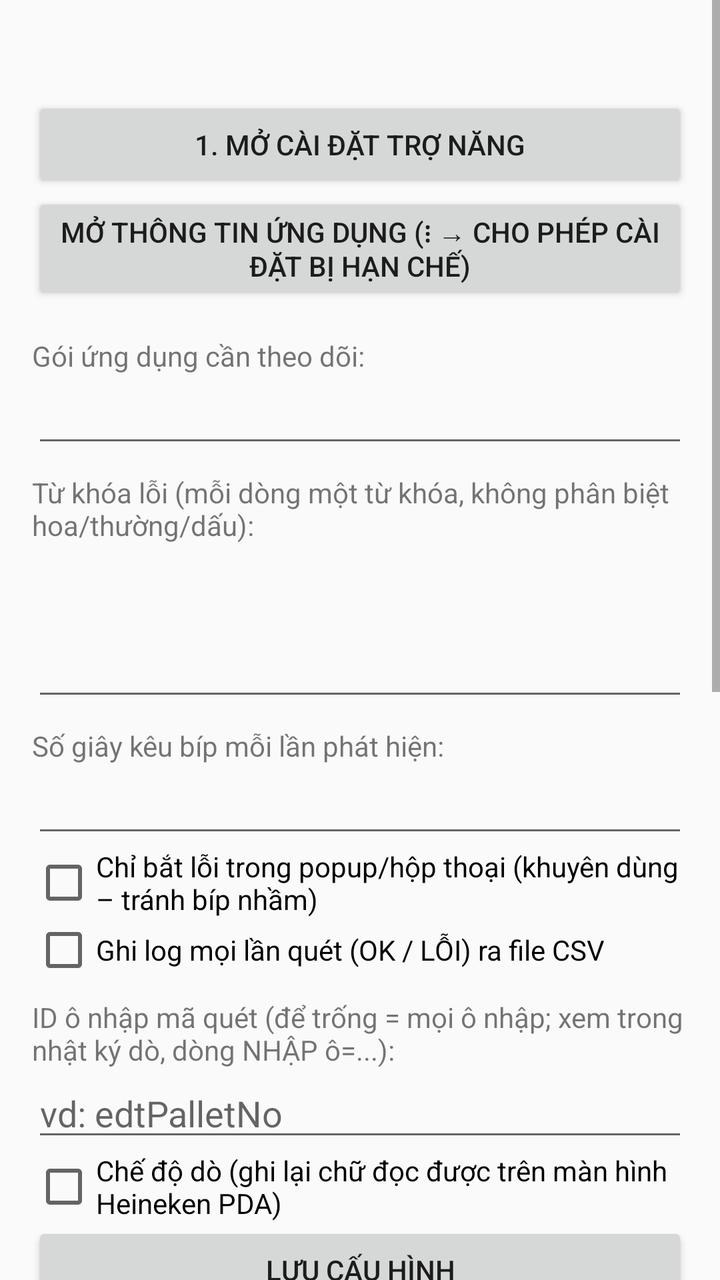
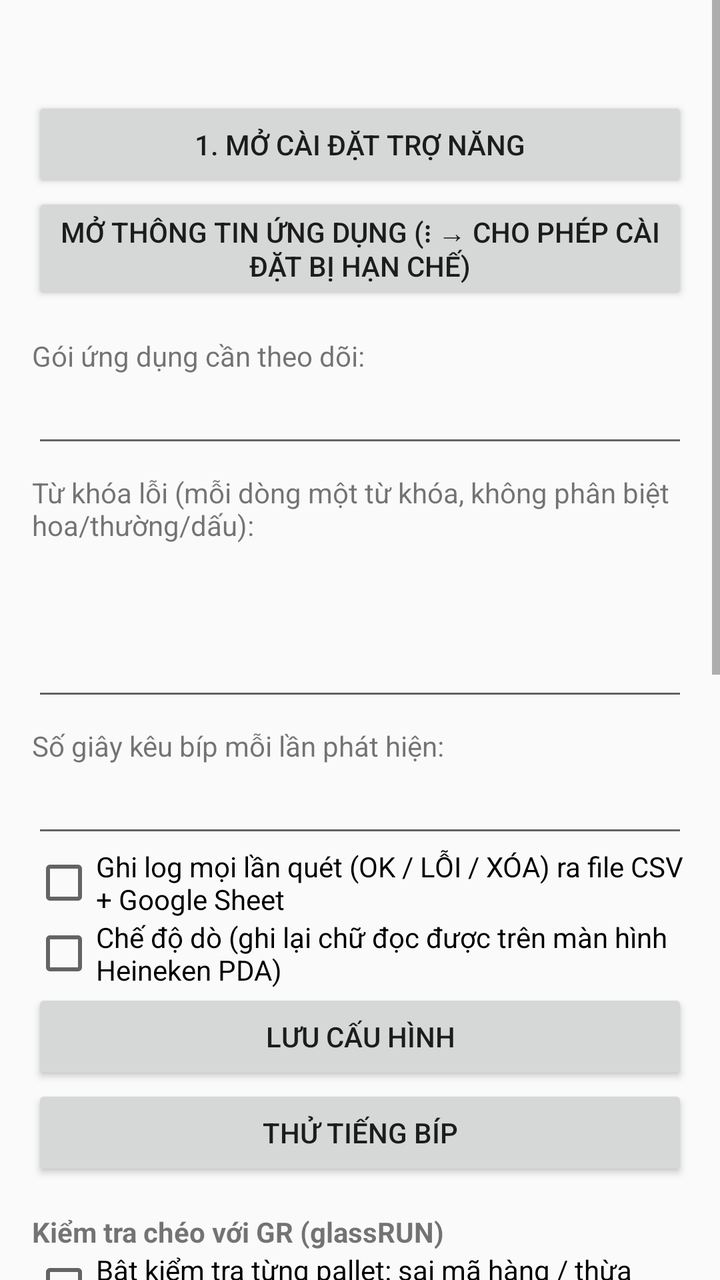

An Android layout rendered at two revisions. The XML below is the earlier revision; the diff shows what the commit changed to produce the second picture.
<!-- AndroidManifest.xml: application theme android:Theme.Material.Light -->
<!-- res/layout/activity_main.xml -->
<?xml version="1.0" encoding="utf-8"?>
<ScrollView xmlns:android="http://schemas.android.com/apk/res/android"
    android:layout_width="match_parent" android:layout_height="match_parent">
<LinearLayout
    android:layout_width="match_parent" android:layout_height="wrap_content"
    android:orientation="vertical" android:padding="16dp">

    <TextView android:id="@+id/status" android:layout_width="match_parent"
        android:layout_height="wrap_content" android:textSize="18sp" android:textStyle="bold"
        android:paddingBottom="8dp" />

    <Button android:id="@+id/btnAccessibility" android:layout_width="match_parent"
        android:layout_height="wrap_content" android:text="1. Mở cài đặt Trợ năng" />
    <Button android:id="@+id/btnAppInfo" android:layout_width="match_parent"
        android:layout_height="wrap_content"
        android:text="Mở Thông tin ứng dụng (⋮ → Cho phép cài đặt bị hạn chế)" />

    <TextView android:layout_width="wrap_content" android:layout_height="wrap_content"
        android:paddingTop="16dp" android:text="Gói ứng dụng cần theo dõi:" />
    <EditText android:id="@+id/targetPackage" android:layout_width="match_parent"
        android:layout_height="wrap_content" android:inputType="text" android:singleLine="true" />

    <TextView android:layout_width="wrap_content" android:layout_height="wrap_content"
        android:paddingTop="8dp"
        android:text="Từ khóa lỗi (mỗi dòng một từ khóa, không phân biệt hoa/thường/dấu):" />
    <EditText android:id="@+id/keywords" android:layout_width="match_parent"
        android:layout_height="wrap_content" android:inputType="textMultiLine" android:minLines="3"
        android:gravity="top" />

    <TextView android:layout_width="wrap_content" android:layout_height="wrap_content"
        android:paddingTop="8dp" android:text="Số giây kêu bíp mỗi lần phát hiện:" />
    <EditText android:id="@+id/beepSeconds" android:layout_width="match_parent"
        android:layout_height="wrap_content" android:inputType="number" />

    <CheckBox android:id="@+id/popupOnly" android:layout_width="match_parent"
        android:layout_height="wrap_content"
        android:text="Chỉ bắt lỗi trong popup/hộp thoại (khuyên dùng – tránh bíp nhầm)" />

    <CheckBox android:id="@+id/scanLog" android:layout_width="match_parent"
        android:layout_height="wrap_content"
        android:text="Ghi log mọi lần quét (OK / LỖI) ra file CSV" />

    <TextView android:layout_width="wrap_content" android:layout_height="wrap_content"
        android:paddingTop="8dp"
        android:text="ID ô nhập mã quét (để trống = mọi ô nhập; xem trong nhật ký dò, dòng NHẬP ô=...):" />
    <EditText android:id="@+id/scanField" android:layout_width="match_parent"
        android:layout_height="wrap_content" android:inputType="text" android:singleLine="true"
        android:hint="vd: edtPalletNo" />

    <CheckBox android:id="@+id/debugLog" android:layout_width="match_parent"
        android:layout_height="wrap_content"
        android:text="Chế độ dò (ghi lại chữ đọc được trên màn hình Heineken PDA)" />

    <Button android:id="@+id/btnSave" android:layout_width="match_parent"
        android:layout_height="wrap_content" android:text="Lưu cấu hình" />
    <Button android:id="@+id/btnTest" android:layout_width="match_parent"
        android:layout_height="wrap_content" android:text="Thử tiếng bíp" />

    <TextView android:layout_width="wrap_content" android:layout_height="wrap_content"
        android:paddingTop="16dp" android:text="Gửi log lên Google Sheet" android:textStyle="bold" />
    <TextView android:layout_width="wrap_content" android:layout_height="wrap_content"
        android:text="Link Web App (https://script.google.com/macros/s/.../exec):" />
    <EditText android:id="@+id/sheetUrl" android:layout_width="match_parent"
        android:layout_height="wrap_content" android:inputType="textUri" android:singleLine="true" />
    <TextView android:layout_width="wrap_content" android:layout_height="wrap_content"
        android:text="Mã bí mật (TOKEN, giống trong Apps Script):" />
    <EditText android:id="@+id/sheetToken" android:layout_width="match_parent"
        android:layout_height="wrap_content" android:inputType="text" android:singleLine="true" />
    <TextView android:layout_width="wrap_content" android:layout_height="wrap_content"
        android:text="Tên máy / người quét (hiện trên Sheet):" />
    <EditText android:id="@+id/deviceName" android:layout_width="match_parent"
        android:layout_height="wrap_content" android:inputType="text" android:singleLine="true" />
    <Button android:id="@+id/btnSheetTest" android:layout_width="match_parent"
        android:layout_height="wrap_content" android:text="Lưu &amp; gửi dòng thử lên Sheet" />
    <TextView android:id="@+id/sheetStatus" android:layout_width="match_parent"
        android:layout_height="wrap_content" android:textSize="12sp" />

    <Button android:id="@+id/btnShareCsv" android:layout_width="match_parent"
        android:layout_height="wrap_content" android:text="Gửi / chia sẻ file log quét hôm nay" />
    <TextView android:id="@+id/csvInfo" android:layout_width="match_parent"
        android:layout_height="wrap_content" android:textSize="12sp" />

    <TextView android:layout_width="wrap_content" android:layout_height="wrap_content"
        android:paddingTop="16dp" android:text="Nhật ký (mới nhất ở trên):" android:textStyle="bold" />
    <Button android:id="@+id/btnRefreshLog" android:layout_width="match_parent"
        android:layout_height="wrap_content" android:text="Làm mới / Xóa nhật ký (giữ lâu để xóa)" />
    <TextView android:id="@+id/log" android:layout_width="match_parent"
        android:layout_height="wrap_content" android:textIsSelectable="true"
        android:typeface="monospace" android:textSize="12sp" />
</LinearLayout>
</ScrollView>
<!-- resources referenced by this layout -->
<resources>

</resources>

<!-- the commit's change to res/layout/activity_main.xml (unified diff, before → after) -->
@@ -32,20 +32,9 @@
     <EditText android:id="@+id/beepSeconds" android:layout_width="match_parent"
         android:layout_height="wrap_content" android:inputType="number" />
 
-    <CheckBox android:id="@+id/popupOnly" android:layout_width="match_parent"
-        android:layout_height="wrap_content"
-        android:text="Chỉ bắt lỗi trong popup/hộp thoại (khuyên dùng – tránh bíp nhầm)" />
-
     <CheckBox android:id="@+id/scanLog" android:layout_width="match_parent"
         android:layout_height="wrap_content"
-        android:text="Ghi log mọi lần quét (OK / LỖI) ra file CSV" />
-
-    <TextView android:layout_width="wrap_content" android:layout_height="wrap_content"
-        android:paddingTop="8dp"
-        android:text="ID ô nhập mã quét (để trống = mọi ô nhập; xem trong nhật ký dò, dòng NHẬP ô=...):" />
-    <EditText android:id="@+id/scanField" android:layout_width="match_parent"
-        android:layout_height="wrap_content" android:inputType="text" android:singleLine="true"
-        android:hint="vd: edtPalletNo" />
+        android:text="Ghi log mọi lần quét (OK / LỖI / XÓA) ra file CSV + Google Sheet" />
 
     <CheckBox android:id="@+id/debugLog" android:layout_width="match_parent"
         android:layout_height="wrap_content"
@@ -55,6 +44,16 @@
         android:layout_height="wrap_content" android:text="Lưu cấu hình" />
     <Button android:id="@+id/btnTest" android:layout_width="match_parent"
         android:layout_height="wrap_content" android:text="Thử tiếng bíp" />
+
+    <TextView android:layout_width="wrap_content" android:layout_height="wrap_content"
+        android:paddingTop="16dp" android:text="Kiểm tra chéo với GR (glassRUN)" android:textStyle="bold" />
+    <CheckBox android:id="@+id/crossCheck" android:layout_width="match_parent"
+        android:layout_height="wrap_content"
+        android:text="Bật kiểm tra từng pallet: sai mã hàng / thừa pallet so với GR" />
+    <TextView android:layout_width="wrap_content" android:layout_height="wrap_content"
+        android:text="Mẫu mã hàng (regex, mặc định 1\\d{7} = 8 số bắt đầu bằng 1):" />
+    <EditText android:id="@+id/skuPattern" android:layout_width="match_parent"
+        android:layout_height="wrap_content" android:inputType="text" android:singleLine="true" />
 
     <TextView android:layout_width="wrap_content" android:layout_height="wrap_content"
         android:paddingTop="16dp" android:text="Gửi log lên Google Sheet" android:textStyle="bold" />
